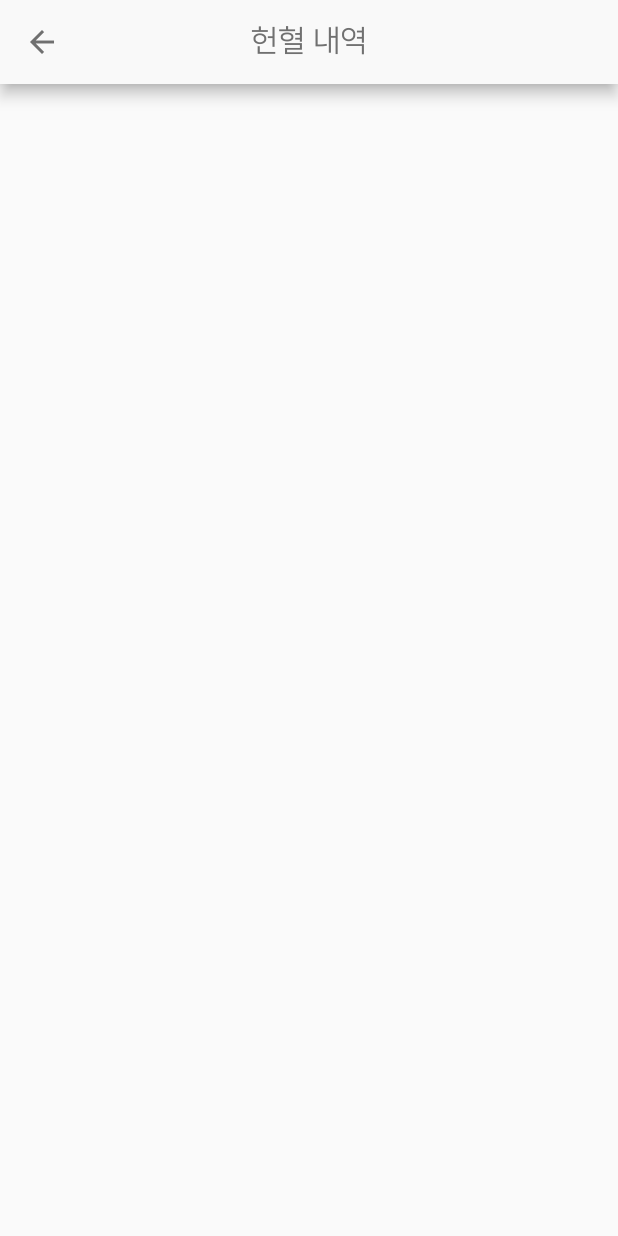
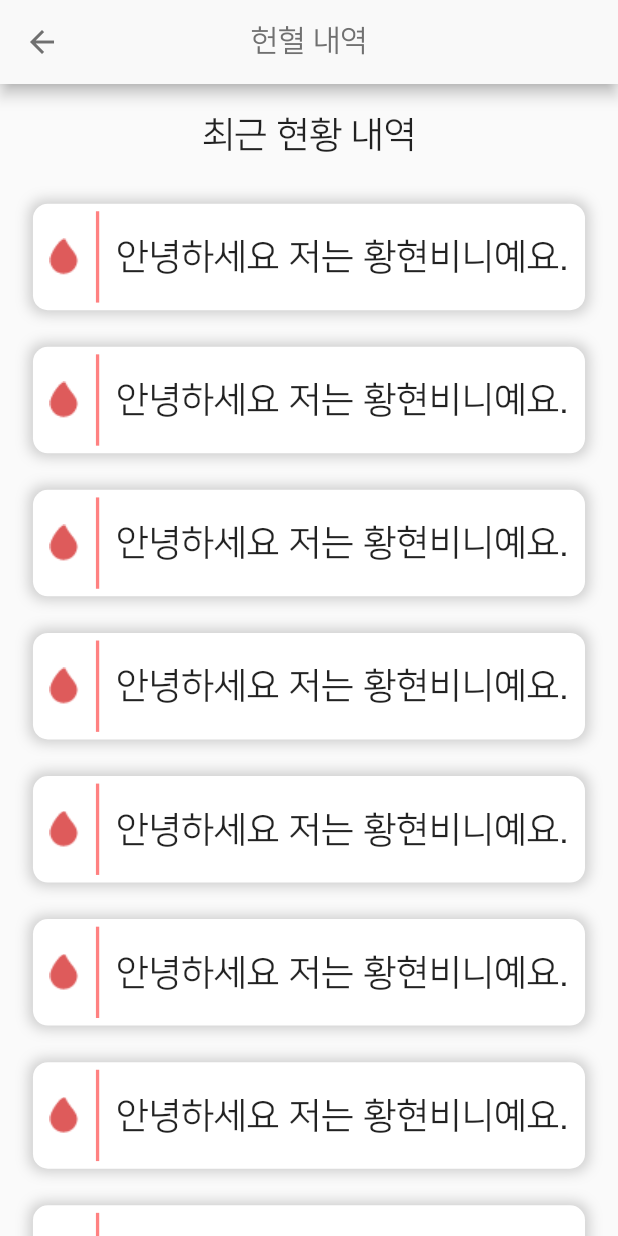
Before and after one commit to Stac-Binary/Binary-mobile, a Flutter app: the BloodDonationPage screen opened directly, on a phone screen of 412 x 824 dp. Run offline on Flutter 3.47's test engine with Material 2 defaults, Android fonts, the phone set to English and light mode, and no system bars; our stand-ins replace flutter_svg, shared_preferences; accounts and stored records are empty.

Commit message:
[update] blood donation

```diff
--- /dev/null
+++ b/binary_flutter/lib/components/item_container.dart
@@ -0,0 +1,54 @@
+import 'package:binary_flutter/constants/constants.dart';
+import 'package:binary_flutter/services/sizes/sizeConfig.dart';
+import 'package:flutter/material.dart';
+
+class ItemContainer extends StatelessWidget {
+  final String text;
+
+  const ItemContainer({Key key, this.text}) : super(key: key);
+
+  @override
+  Widget build(BuildContext context) {
+    return Padding(
+      padding: EdgeInsets.symmetric(
+        horizontal: getProportionateScreenWidth(20),
+        vertical: getProportionateScreenHeight(12),
+      ),
+      child: Container(
+        height: getProportionateScreenHeight(70),
+        decoration: BoxDecoration(
+            color: Colors.white,
+            borderRadius: BorderRadius.circular(10),
+            boxShadow: [
+              BoxShadow(
+                color: Colors.grey.withOpacity(0.5),
+                spreadRadius: 2,
+                blurRadius: 7,
+                offset: Offset(0, 0),
+              )
+            ]),
+        child: Row(
+          children: [
+            Padding(
+                padding: EdgeInsets.symmetric(
+                    horizontal: getProportionateScreenWidth(10),
+                    vertical: getProportionateScreenHeight(10)),
+                child: Image.asset('assets/images/bloodred.png')),
+            Container(
+              height: getProportionateScreenHeight(60),
+              width: getProportionateScreenWidth(2),
+              color: kPink,
+            ),
+            SizedBox(
+              width: getProportionateScreenWidth(10),
+            ),
+            Text(
+              text,
+              style: kNanumLight.copyWith(fontSize: 24),
+            ),
+          ],
+        ),
+      ),
+    );
+  }
+}
--- a/binary_flutter/lib/screens/blooddonation/blood_donation_page.dart
+++ b/binary_flutter/lib/screens/blooddonation/blood_donation_page.dart
@@ -1,4 +1,6 @@
+import 'package:binary_flutter/components/item_container.dart';
 import 'package:binary_flutter/constants/constants.dart';
+import 'package:binary_flutter/services/sizes/sizeConfig.dart';
 import 'package:flutter/material.dart';
 
 class BloodDonationPage extends StatefulWidget {
@@ -22,6 +24,33 @@ class _BloodDonationPageState extends State<BloodDonationPage> {
           style: kNanumLight.copyWith(fontSize: 20, color: kLightBlack),
         ),
       ),
+      body: Column(
+        mainAxisAlignment: MainAxisAlignment.spaceEvenly,
+        children: [
+          Padding(
+            padding: EdgeInsets.symmetric(
+                vertical: getProportionateScreenHeight(20)),
+            child: Text(
+              "최근 현황 내역",
+              style: kNanumLight.copyWith(fontSize: 24),
+            ),
+          ),
+          Expanded(
+            child: Container(
+              height: double.infinity,
+              child: ListView.builder(
+                shrinkWrap: true,
+                itemCount: 10,
+                itemBuilder: (context, int index) {
+                  return ItemContainer(
+                    text: "안녕하세요 저는 황현비니예요.",
+                  );
+                },
+              ),
+            ),
+          ),
+        ],
+      ),
     );
   }
 }
--- a/binary_flutter/lib/screens/route_page.dart
+++ b/binary_flutter/lib/screens/route_page.dart
@@ -1,4 +1,5 @@
 import 'package:binary_flutter/constants/constants.dart';
+import 'package:binary_flutter/screens/blooddonation/blood_donation_page.dart';
 import 'package:binary_flutter/screens/bloodrequest/bloodrequest_page.dart';
 import 'package:binary_flutter/screens/bloodtrace/bloodtrace_page.dart';
 import 'package:binary_flutter/screens/home/home_page.dart';
@@ -136,6 +137,7 @@ class _RoutePageState extends State<RoutePage> {
               ),
               title: Text('헌혈 내역'),
               onTap: () {
+                Navigator.push(context, MaterialPageRoute(builder : (context) => BloodDonationPage()));
               },
             ),
             Divider(),
@@ -145,7 +147,9 @@ class _RoutePageState extends State<RoutePage> {
                 color: kPink,
               ),
               title: Text('헌혈 혜택'),
-              onTap: () {},
+              onTap: () {
+
+              },
             ),
             Divider(),
             ListTile(
@@ -154,7 +158,9 @@ class _RoutePageState extends State<RoutePage> {
                 color: kPink,
               ),
               title: Text('앱정보'),
-              onTap: () {},
+              onTap: () {
+
+              },
             ),
             Divider(),
           ],
```
